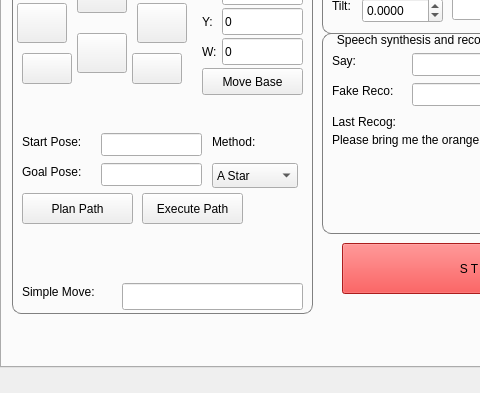
Old version of the form catkin_ws/src/hri/justina_gui/src/MainWindow.ui in the repository mnegretev/Mobile-Robots-2024-2; both pictures show x 0 to 480 and y 90 to 483 of the 680 by 483 pixel window.
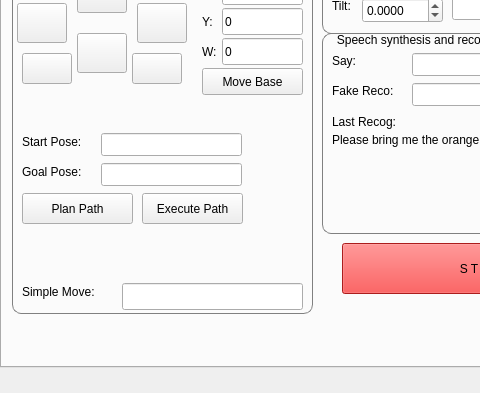
New version of the form.

Commit message: Add changes to test a star and rrt

What changed in the file:
```diff
--- a/catkin_ws/src/hri/justina_gui/src/MainWindow.ui
+++ b/catkin_ws/src/hri/justina_gui/src/MainWindow.ui
@@ -84,7 +84,7 @@
         <rect>
          <x>89</x>
          <y>180</y>
-         <width>101</width>
+         <width>141</width>
          <height>23</height>
         </rect>
        </property>
@@ -94,7 +94,7 @@
         <rect>
          <x>89</x>
          <y>210</y>
-         <width>101</width>
+         <width>141</width>
          <height>23</height>
         </rect>
        </property>
@@ -366,45 +366,6 @@
         </size>
        </property>
       </widget>
-      <widget class="QComboBox" name="cbPathPlanningMethod">
-       <property name="geometry">
-        <rect>
-         <x>200</x>
-         <y>210</y>
-         <width>86</width>
-         <height>25</height>
-        </rect>
-       </property>
-       <property name="currentText">
-        <string>A Star</string>
-       </property>
-       <property name="currentIndex">
-        <number>0</number>
-       </property>
-       <item>
-        <property name="text">
-         <string>A Star</string>
-        </property>
-       </item>
-       <item>
-        <property name="text">
-         <string>RRT</string>
-        </property>
-       </item>
-      </widget>
-      <widget class="QLabel" name="navLblStartPose_34">
-       <property name="geometry">
-        <rect>
-         <x>200</x>
-         <y>180</y>
-         <width>81</width>
-         <height>17</height>
-        </rect>
-       </property>
-       <property name="text">
-        <string>Method:</string>
-       </property>
-      </widget>
      </widget>
      <widget class="QGroupBox" name="gbHead">
       <property name="geometry">
```
The commit also changes 7 other files.
